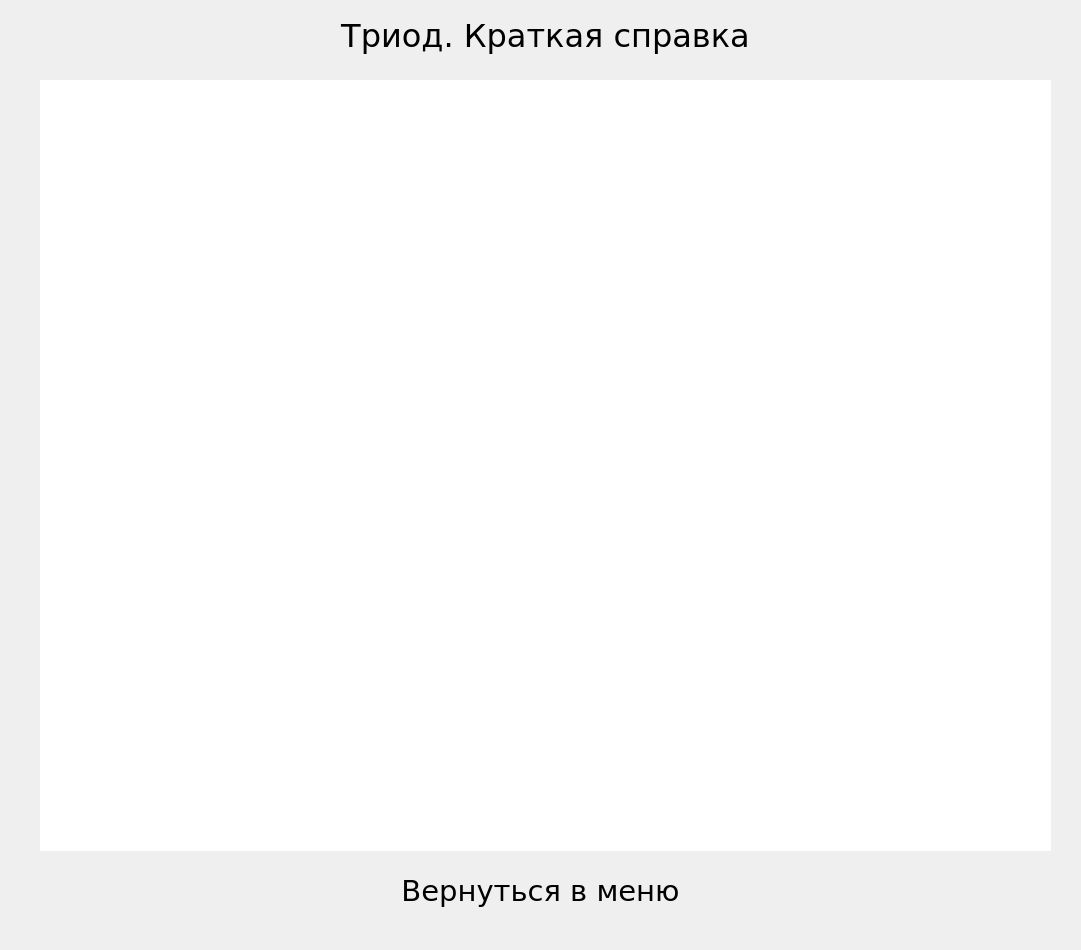
Above: Triod/theory.ui from Azamature1719/Training-program-Triod before the change. Below: the same form after it.
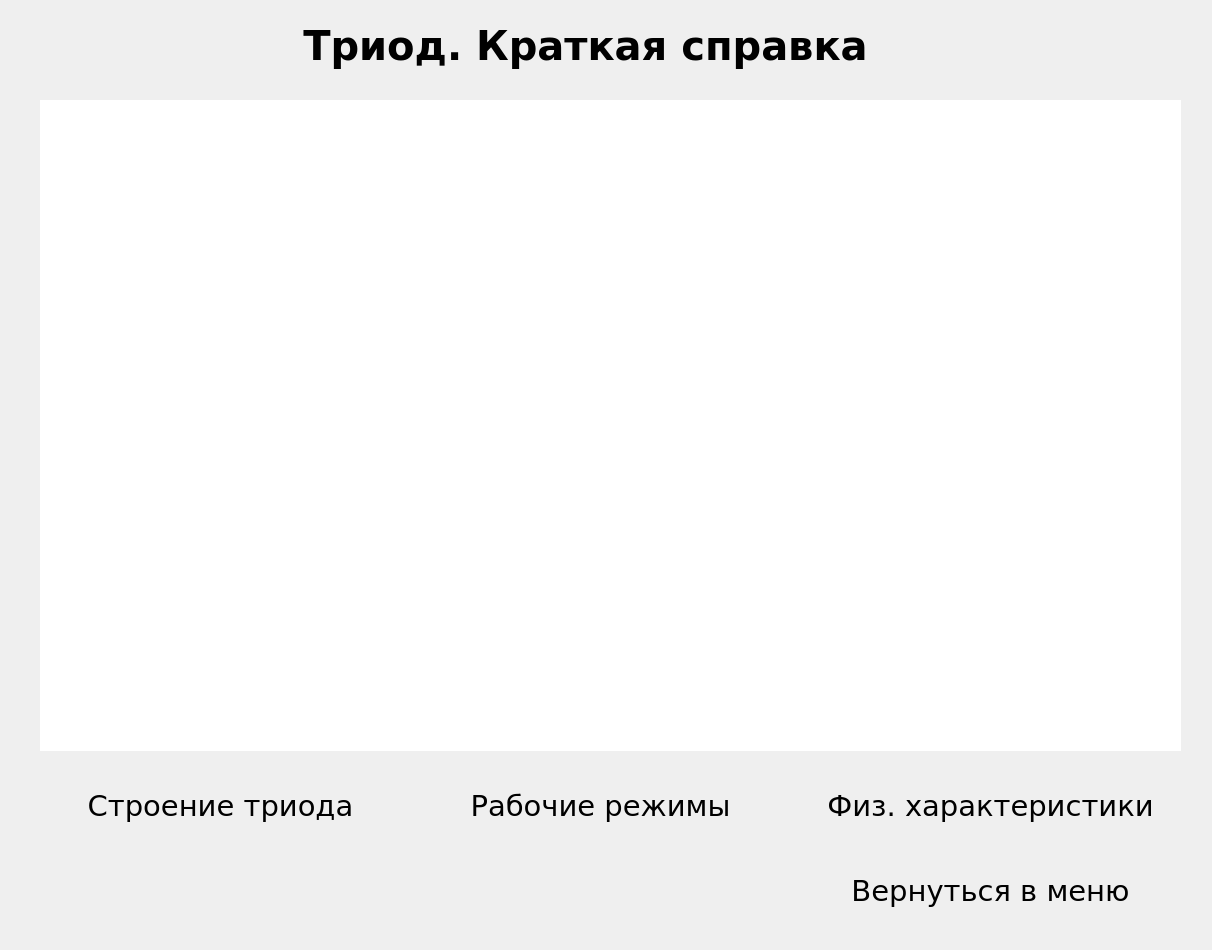
That is the form after the change. Custom widgets are drawn as their Qt base class.

```diff
--- a/Triod/theory.ui
+++ b/Triod/theory.ui
@@ -6,7 +6,7 @@
    <rect>
     <x>0</x>
     <y>0</y>
-    <width>1081</width>
+    <width>1212</width>
     <height>950</height>
    </rect>
   </property>
@@ -16,9 +16,9 @@
   <widget class="ClickableLabel" name="goMenu">
    <property name="geometry">
     <rect>
-     <x>360</x>
+     <x>800</x>
      <y>860</y>
-     <width>361</width>
+     <width>381</width>
      <height>61</height>
     </rect>
    </property>
@@ -40,34 +40,21 @@
     <set>Qt::AlignCenter</set>
    </property>
   </widget>
-  <widget class="QTextBrowser" name="textBrowser">
+  <widget class="QLabel" name="goMenu_2">
    <property name="geometry">
     <rect>
-     <x>40</x>
-     <y>80</y>
-     <width>1011</width>
-     <height>771</height>
-    </rect>
-   </property>
-   <property name="frameShape">
-    <enum>QFrame::NoFrame</enum>
-   </property>
-  </widget>
-  <widget class="ClickableLabel" name="goMenu_2">
-   <property name="geometry">
-    <rect>
-     <x>330</x>
+     <x>290</x>
      <y>10</y>
-     <width>431</width>
-     <height>51</height>
+     <width>591</width>
+     <height>71</height>
     </rect>
    </property>
    <property name="font">
     <font>
      <family>Verdana</family>
-     <pointsize>24</pointsize>
-     <weight>50</weight>
-     <bold>false</bold>
+     <pointsize>30</pointsize>
+     <weight>75</weight>
+     <bold>true</bold>
      <stylestrategy>PreferAntialias</stylestrategy>
     </font>
    </property>
@@ -78,6 +65,124 @@
     <set>Qt::AlignCenter</set>
    </property>
   </widget>
+  <widget class="QGraphicsView" name="graphicsView">
+   <property name="geometry">
+    <rect>
+     <x>40</x>
+     <y>100</y>
+     <width>1141</width>
+     <height>651</height>
+    </rect>
+   </property>
+   <property name="minimumSize">
+    <size>
+     <width>10</width>
+     <height>10</height>
+    </size>
+   </property>
+   <property name="frameShape">
+    <enum>QFrame::NoFrame</enum>
+   </property>
+   <property name="frameShadow">
+    <enum>QFrame::Plain</enum>
+   </property>
+   <property name="lineWidth">
+    <number>0</number>
+   </property>
+   <property name="verticalScrollBarPolicy">
+    <enum>Qt::ScrollBarAsNeeded</enum>
+   </property>
+   <property name="horizontalScrollBarPolicy">
+    <enum>Qt::ScrollBarAsNeeded</enum>
+   </property>
+   <property name="sizeAdjustPolicy">
+    <enum>QAbstractScrollArea::AdjustIgnored</enum>
+   </property>
+   <property name="renderHints">
+    <set>QPainter::HighQualityAntialiasing|QPainter::TextAntialiasing</set>
+   </property>
+  </widget>
+  <widget class="ClickableLabel" name="first">
+   <property name="geometry">
+    <rect>
+     <x>40</x>
+     <y>780</y>
+     <width>361</width>
+     <height>51</height>
+    </rect>
+   </property>
+   <property name="font">
+    <font>
+     <family>Verdana</family>
+     <pointsize>22</pointsize>
+     <weight>50</weight>
+     <bold>false</bold>
+    </font>
+   </property>
+   <property name="cursor">
+    <cursorShape>PointingHandCursor</cursorShape>
+   </property>
+   <property name="text">
+    <string>Строение триода</string>
+   </property>
+   <property name="alignment">
+    <set>Qt::AlignCenter</set>
+   </property>
+  </widget>
+  <widget class="ClickableLabel" name="second">
+   <property name="geometry">
+    <rect>
+     <x>420</x>
+     <y>780</y>
+     <width>361</width>
+     <height>51</height>
+    </rect>
+   </property>
+   <property name="font">
+    <font>
+     <family>Verdana</family>
+     <pointsize>22</pointsize>
+     <weight>50</weight>
+     <bold>false</bold>
+    </font>
+   </property>
+   <property name="cursor">
+    <cursorShape>PointingHandCursor</cursorShape>
+   </property>
+   <property name="text">
+    <string>Рабочие режимы</string>
+   </property>
+   <property name="alignment">
+    <set>Qt::AlignCenter</set>
+   </property>
+  </widget>
+  <widget class="ClickableLabel" name="third">
+   <property name="geometry">
+    <rect>
+     <x>800</x>
+     <y>780</y>
+     <width>381</width>
+     <height>51</height>
+    </rect>
+   </property>
+   <property name="font">
+    <font>
+     <family>Verdana</family>
+     <pointsize>22</pointsize>
+     <weight>50</weight>
+     <bold>false</bold>
+    </font>
+   </property>
+   <property name="cursor">
+    <cursorShape>PointingHandCursor</cursorShape>
+   </property>
+   <property name="text">
+    <string>Физ. характеристики</string>
+   </property>
+   <property name="alignment">
+    <set>Qt::AlignCenter</set>
+   </property>
+  </widget>
  </widget>
  <customwidgets>
   <customwidget>
```
